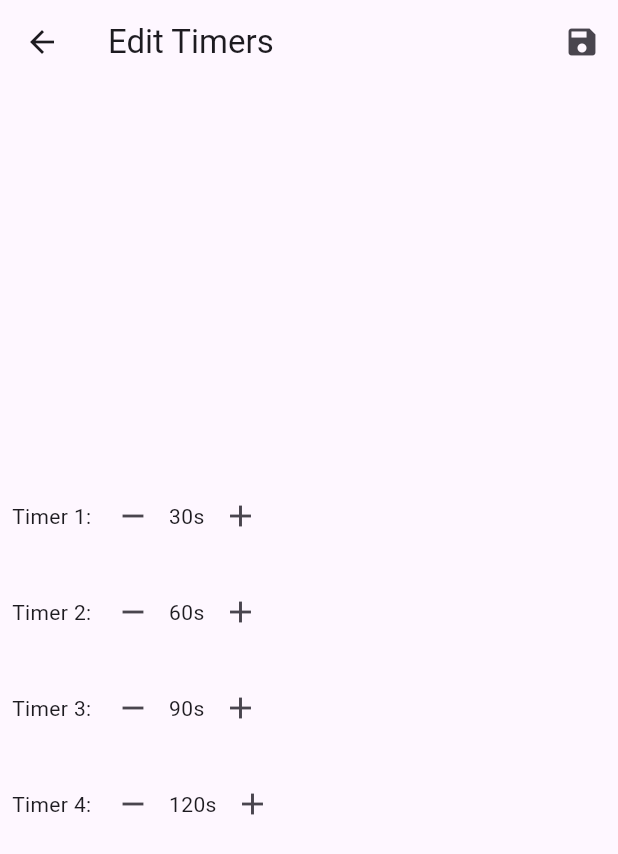
After one commit to IshaqFarid280/mikococo_final, a Flutter app: the screen it shows after launch, item 3 of the bottom bar chosen, after a tap on the "edit" icon, on a phone screen of 412 x 824 dp. The commit adds this screen. Shown: the top 854 px of the screen. Run offline on Flutter 3.47's test engine with Material 2 defaults, Android fonts, the phone set to English and light mode, and no system bars; our stand-ins replace fl_chart, flutter_slidable, hive, hive_flutter, image_picker, share and 1 more; accounts and stored records are empty.

Commit message:
Your commit message here

```diff
--- a/lib/main.dart
+++ b/lib/main.dart
@@ -18,16 +18,14 @@ void main() async  {
   Hive.registerAdapter(AddingPicturesAdapter());
   Hive.registerAdapter(DemonPicturesAdapter());
   Hive.registerAdapter(SetsScreenDataAdapter());
-  Hive.registerAdapter(TimerModelAdapter());
-  Hive.registerAdapter(TimerBoxModelAdapter());
+  Hive.registerAdapter(TimerValuesAdapter());
   await Hive.openBox<AddingPictures>('Pictures');
   await Hive.openBox<DemonPictures>('Demo');
   await Hive.openBox<Routine>('RoutineBox', compactionStrategy: (int total, int deleted) => deleted > 20);
   await Hive.openBox<WorkoutDay>('WorkoutDaysBox', compactionStrategy: (int total, int deleted) => deleted > 20);
   await Hive.openBox<Exercise>('ExercisesBox', compactionStrategy: (int total, int deleted) => deleted > 20);
   await Hive.openBox<SetsScreenData>('SetsBox');
-  await Hive.openBox<TimerModel>('timerBox');
-  await Hive.openBox<TimerBoxModel>('timerBoxModel');
+  await Hive.openBox<TimerValues>('timerValues');
   if (Hive.box<Routine>('RoutineBox').isEmpty || Hive.box<WorkoutDay>('WorkoutDaysBox').isEmpty || Hive.box<Exercise>('ExercisesBox').isEmpty) {
     await initializeDummyData();
   }
--- /dev/null
+++ b/lib/timer/edit_timer.dart
@@ -0,0 +1,87 @@
+
+import 'package:flutter/material.dart';
+import 'package:hive/hive.dart';
+
+import '../module/models.dart';
+
+class EditTimerScreen extends StatefulWidget {
+  final List<int> timerValues;
+
+  EditTimerScreen({required this.timerValues});
+
+  @override
+  _EditTimerScreenState createState() => _EditTimerScreenState();
+}
+
+class _EditTimerScreenState extends State<EditTimerScreen> {
+  late List<int> editedValues;
+
+  @override
+  void initState() {
+    super.initState();
+    editedValues = List.from(widget.timerValues);
+  }
+
+  @override
+  Widget build(BuildContext context) {
+    return Scaffold(
+      appBar: AppBar(
+        title: Text('Edit Timers'),
+        actions: [
+          IconButton(
+            icon: Icon(Icons.save),
+            onPressed: () async {
+              // Save the edited values to Hive
+              final timerValuesBox = Hive.box<TimerValues>('timerValues');
+              await timerValuesBox.put('values', TimerValues(editedValues));
+
+              // Return the edited values to the previous screen
+              Navigator.pop(context, editedValues);
+            },
+          ),
+        ],
+      ),
+      body: Column(
+        mainAxisAlignment: MainAxisAlignment.center,
+        children: List.generate(
+          widget.timerValues.length,
+              (index) => Padding(
+            padding: const EdgeInsets.all(8.0),
+            child: Row(
+              children: [
+                Text('Timer ${index + 1}: '),
+                IconButton(
+                  icon: Icon(Icons.remove),
+                  onPressed: () {
+                    _decrementTimer(index);
+                  },
+                ),
+                Text('${editedValues[index]}s'),
+                IconButton(
+                  icon: Icon(Icons.add),
+                  onPressed: () {
+                    _incrementTimer(index);
+                  },
+                ),
+              ],
+            ),
+          ),
+        ),
+      ),
+    );
+  }
+
+  void _decrementTimer(int index) {
+    setState(() {
+      if (editedValues[index] > 0) {
+        editedValues[index]--;
+      }
+    });
+  }
+
+  void _incrementTimer(int index) {
+    setState(() {
+      editedValues[index]++;
+    });
+  }
+}
--- a/lib/timer/timer_screen.dart
+++ b/lib/timer/timer_screen.dart
@@ -1,19 +1,9 @@
 import 'dart:async';
-
 import 'package:flutter/material.dart';
-
-void main() {
-  runApp(MyApp());
-}
-
-class MyApp extends StatelessWidget {
-  @override
-  Widget build(BuildContext context) {
-    return MaterialApp(
-      home: TimerScreen(),
-    );
-  }
-}
+import 'package:hive/hive.dart';
+import 'package:hive_flutter/hive_flutter.dart';
+import '../module/models.dart';
+import 'edit_timer.dart';
 
 class TimerScreen extends StatefulWidget {
   @override
@@ -22,15 +12,53 @@ class TimerScreen extends StatefulWidget {
 
 class _TimerScreenState extends State<TimerScreen> {
   int _selectedBox = -1; // Index of the selected box
-  List<int> _timerValues = [30, 60, 90, 120]; // Initial values for each box
-  List<int> _currentValues = [30, 60, 90, 120]; // Current displayed values for each box
+  late List<int> _timerValues;
+  late List<int> _currentValues;
   List<Timer?> _timers = List.filled(4, null); // Timers for each box
+
+  @override
+  void initState() {
+    super.initState();
+    _loadTimerValues();
+  }
+
+  Future<void> _loadTimerValues() async {
+    final timerValuesBox = await Hive.openBox<TimerValues>('timerValues');
+    final timerValues = timerValuesBox.get('values', defaultValue: TimerValues([30, 60, 90, 120]));
+
+    setState(() {
+      _timerValues = List.from(timerValues?.values ?? []);
+      _currentValues = List.from(timerValues?.values ?? []);
+    });
+  }
 
   @override
   Widget build(BuildContext context) {
     return Scaffold(
       appBar: AppBar(
         title: Text('Timer Screen'),
+        actions: [
+          IconButton(
+            icon: Icon(Icons.edit),
+            onPressed: () async {
+              // Navigate to EditTimerScreen and get the edited values
+              List<int>? editedValues = await Navigator.push(
+                context,
+                MaterialPageRoute(
+                  builder: (context) => EditTimerScreen(timerValues: _timerValues),
+                ),
+              );
+
+              // Update the timer values if the user made changes
+              if (editedValues != null) {
+                setState(() {
+                  _timerValues = List.from(editedValues);
+                  _currentValues = List.from(editedValues);
+                });
+              }
+            },
+          ),
+        ],
       ),
       body: Column(
         mainAxisAlignment: MainAxisAlignment.center,
```
Also changed, not shown: lib/module/models.dart (+5 -18 lines), lib/module/models.g.dart.
